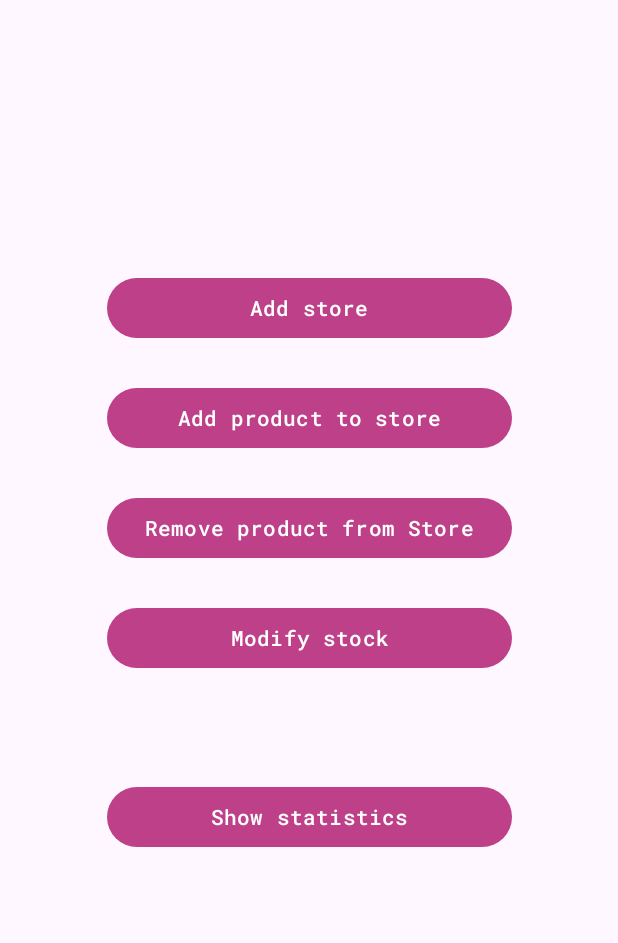
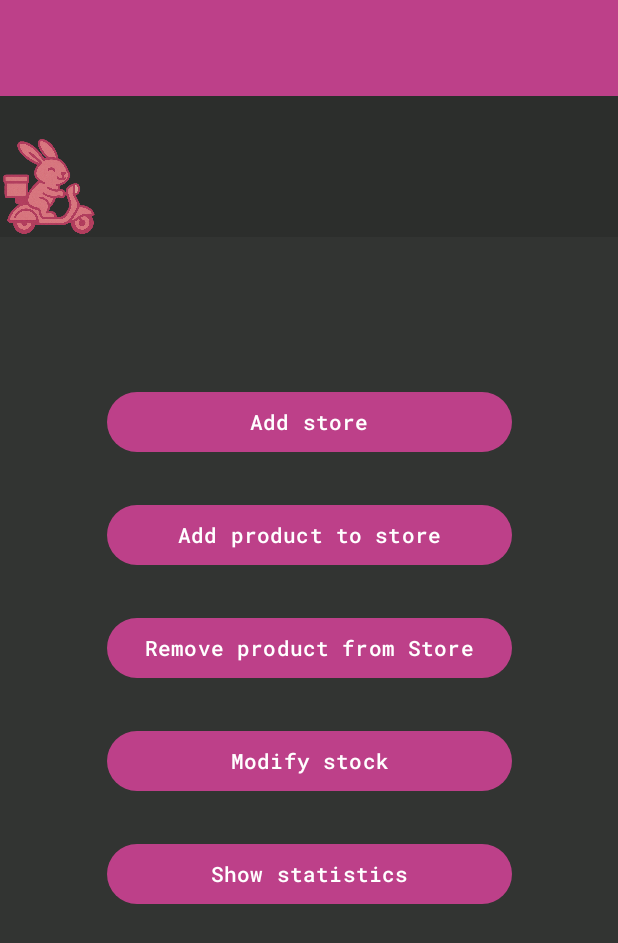
Before and after one commit to sassalosrigas/tokki-app, an Android app: the ManagerMain screen opened directly, with no data from a screen before it, on a phone screen of 412 x 824 dp. Shown: the top 943 px of the screen. Run offline under Robolectric (Android 15) with nearby library versions, the phone set to English and light mode, and no system bars.

Commit message:
asximo manager

```diff
--- a/app/src/main/res/layout/manager_homepage.xml
+++ b/app/src/main/res/layout/manager_homepage.xml
@@ -5,13 +5,14 @@
     android:id="@+id/main"
     android:layout_width="match_parent"
     android:layout_height="match_parent"
+    android:background="@color/jet"
     tools:context=".ManagerMain">
 
     <Button
         android:id="@+id/addstore_button"
         android:layout_width="@dimen/managerbuttonwidth"
         android:layout_height="wrap_content"
-        android:layout_marginTop="181dp"
+        android:layout_marginTop="250dp"
         android:text="@string/addstore"
         app:layout_constraintBottom_toTopOf="@+id/addproduct_button"
         app:layout_constraintEnd_toEndOf="parent"
@@ -23,8 +24,9 @@
         android:id="@+id/addproduct_button"
         android:layout_width="@dimen/managerbuttonwidth"
         android:layout_height="wrap_content"
-        android:layout_marginTop="25dp"
+        android:layout_marginTop="20dp"
         android:text="@string/addproduct"
+        app:layout_constraintBottom_toTopOf="@+id/removeproduct_button"
         app:layout_constraintEnd_toEndOf="parent"
         app:layout_constraintHorizontal_bias="0.5"
         app:layout_constraintStart_toStartOf="parent"
@@ -34,8 +36,9 @@
         android:id="@+id/removeproduct_button"
         android:layout_width="270dp"
         android:layout_height="wrap_content"
-        android:layout_marginTop="25dp"
+        android:layout_marginTop="20dp"
         android:text="@string/removeproduct"
+        app:layout_constraintBottom_toTopOf="@+id/modifystock_button"
         app:layout_constraintEnd_toEndOf="parent"
         app:layout_constraintHorizontal_bias="0.5"
         app:layout_constraintStart_toStartOf="parent"
@@ -45,8 +48,9 @@
         android:id="@+id/modifystock_button"
         android:layout_width="@dimen/managerbuttonwidth"
         android:layout_height="wrap_content"
-        android:layout_marginTop="25dp"
+        android:layout_marginTop="20dp"
         android:text="@string/modifystock"
+        app:layout_constraintBottom_toTopOf="@+id/showstatistics_button"
         app:layout_constraintEnd_toEndOf="parent"
         app:layout_constraintHorizontal_bias="0.5"
         app:layout_constraintStart_toStartOf="parent"
@@ -56,7 +60,7 @@
         android:id="@+id/showstatistics_button"
         android:layout_width="@dimen/managerbuttonwidth"
         android:layout_height="wrap_content"
-        android:layout_marginTop="26dp"
+        android:layout_marginTop="20dp"
         android:layout_marginBottom="210dp"
         android:text="@string/statistics"
         app:layout_constraintBottom_toBottomOf="parent"
@@ -65,4 +69,35 @@
         app:layout_constraintStart_toStartOf="parent"
         app:layout_constraintTop_toBottomOf="@+id/modifystock_button" />
 
+    <androidx.appcompat.widget.Toolbar
+        android:id="@+id/customertoolbar"
+        android:layout_width="0dp"
+        android:layout_height="wrap_content"
+        android:background="?attr/colorPrimary"
+        android:minHeight="?attr/actionBarSize"
+        android:theme="?attr/actionBarTheme"
+        app:layout_constraintBottom_toTopOf="@+id/divider"
+        app:layout_constraintEnd_toEndOf="parent"
+        app:layout_constraintStart_toStartOf="parent"
+        app:layout_constraintTop_toTopOf="parent" />
+
+    <ImageView
+        android:id="@+id/customerlogo"
+        android:layout_width="65dp"
+        android:layout_height="63dp"
+        android:layout_marginBottom="668dp"
+        app:layout_constraintBottom_toBottomOf="parent"
+        app:srcCompat="@drawable/img" />
+
+    <View
+        android:id="@+id/divider"
+        android:layout_width="0dp"
+        android:layout_height="0dp"
+        android:layout_marginBottom="666dp"
+        android:background="?android:attr/listDivider"
+        app:layout_constraintBottom_toBottomOf="parent"
+        app:layout_constraintEnd_toEndOf="parent"
+        app:layout_constraintStart_toStartOf="parent"
+        app:layout_constraintTop_toBottomOf="@+id/customertoolbar" />
+
 </androidx.constraintlayout.widget.ConstraintLayout>
```
